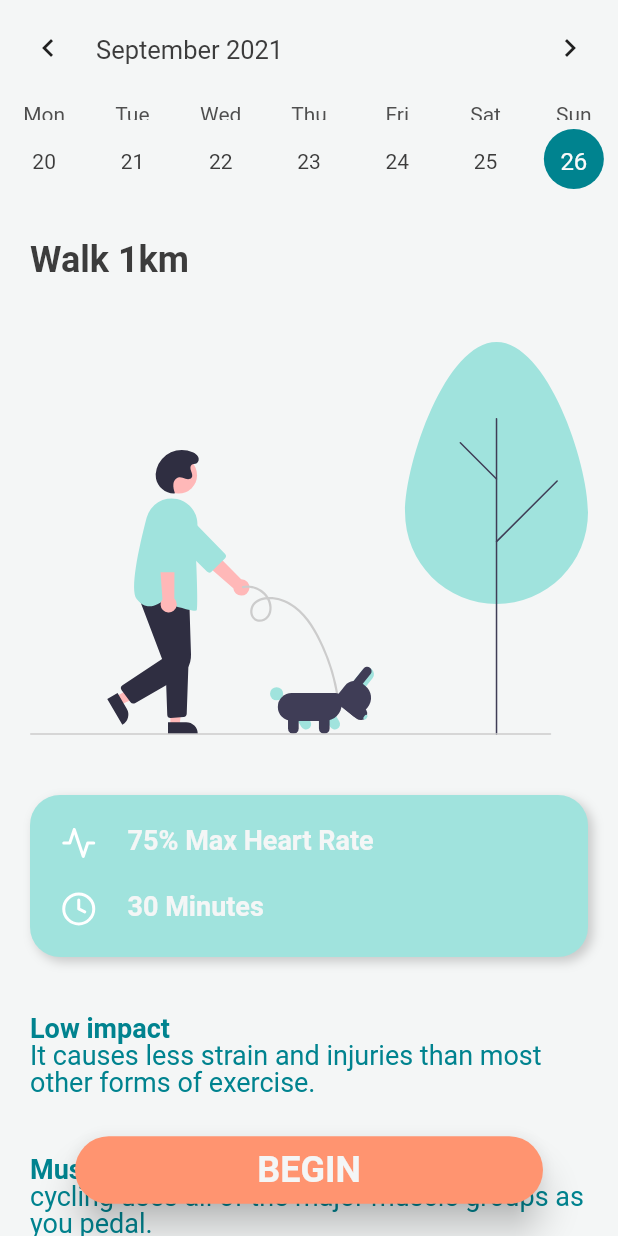
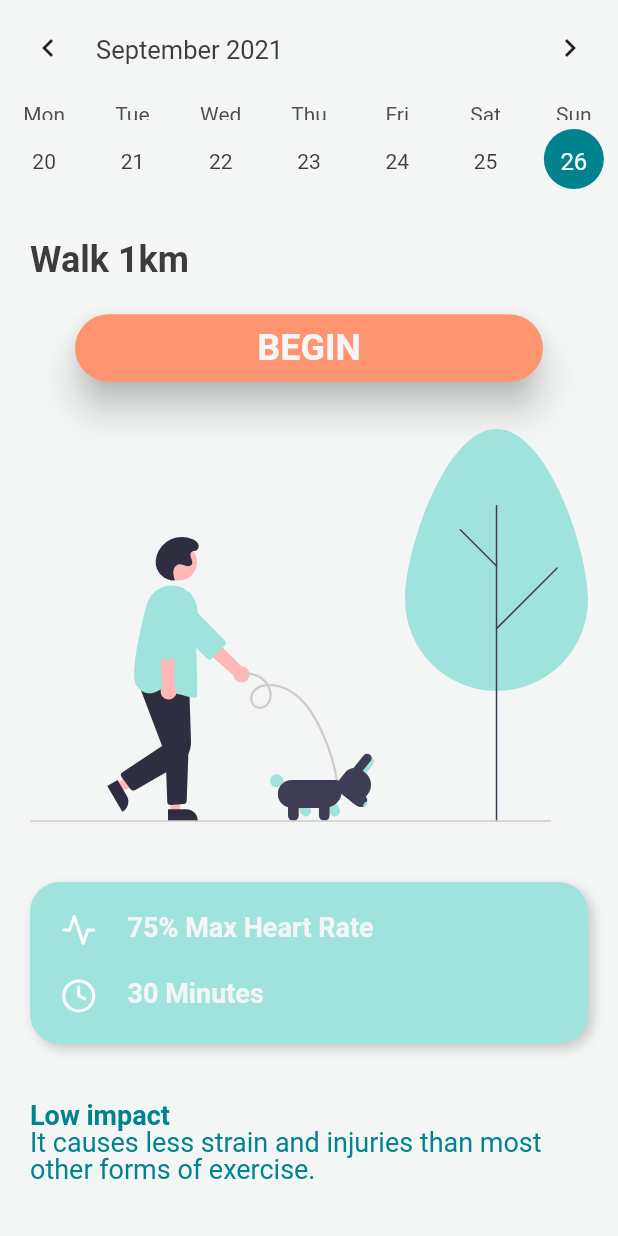
Before and after one commit to lemonfrance/fitness_mobile_app, a Flutter app: the ExercisePlan screen opened directly, on a phone screen of 412 x 824 dp. Run offline on Flutter 3.47's test engine with Material 2 defaults, Android fonts, the phone set to English and light mode, and no system bars; drawn by our look-alikes of table_calendar; our stand-ins replace circular_countdown_timer, cloud_firestore, firebase_auth, firebase_core, flutter_spinkit, flutter_svg and 3 more; missing offline and left inert: flutter_vibrate, flutter_web_auth; accounts and stored records are empty; Roboto replaces fonts that are missing (Sohne-Buch).

Commit message:
Post workout page

```diff
--- a/lib/pages/authenticate/register.dart
+++ b/lib/pages/authenticate/register.dart
@@ -29,7 +29,10 @@ class _RegisterState extends State<Register> {
         ? Loading()
         : Scaffold(
             backgroundColor: Colours.white,
-            body: Container(
+            body: SingleChildScrollView(
+              reverse: true,
+              child: Container(
+                height: MediaQuery.of(context).size.height,
                 padding: EdgeInsets.symmetric(vertical: 20.0, horizontal: 30.0),
                 child: Form(
                   key: _formKey,
@@ -118,6 +121,7 @@ class _RegisterState extends State<Register> {
                   ),
                 ),
               ),
+            ),
           );
   }
 }
--- a/lib/pages/weekPlan.dart
+++ b/lib/pages/weekPlan.dart
@@ -137,9 +137,7 @@ class _ExercisePlanState extends State<ExercisePlan> {
 
     return Scaffold(
       backgroundColor: AppTheme.theme.backgroundColor,
-      body: Stack(
-        children: [
-          ListView(
+      body: ListView(
         children: [
           weekCalendar(),
           // This might need to change since they can click on the dates.
@@ -151,6 +149,29 @@ class _ExercisePlanState extends State<ExercisePlan> {
                   style: TextStyle(fontWeight: FontWeight.bold, color: Colours.black, fontSize: 24)),
             ),
             // This might need to change since they can click on the dates.
+          ),
+          Padding(
+            padding: EdgeInsets.only(bottom: 10, left: 50, right: 50),
+            child: ElevatedButton(
+              onPressed: () async {
+                // Line doenst work
+                //final value = await DatabaseService(uid: 'qln9sdoy6DOfJRxOVTO3HJ5AprA3').getExercise(_weekID);
+                elapsedTime = exerciseMode ? elapsedTime : 0;
+                exerciseMode = true;
+                Navigator.push(
+                  context,
+                  MaterialPageRoute(builder: (context) => Tracker('Timer', totalTime, elapsedTime)),
+                );
+              },
+              child: Text(exerciseMode ? "TIMER" : "BEGIN", style: TextStyle(fontWeight: FontWeight.bold, color: Colours.white, fontSize: 24)),
+              style: ElevatedButton.styleFrom(
+                primary: Colours.highlight,
+                onPrimary: Colours.white,
+                minimumSize: Size(width - 100, 45),
+                shape: StadiumBorder(),
+                elevation: 10,
+              ),
+            ),
           ),
           Padding(
             padding: EdgeInsets.all(20),
@@ -178,35 +199,7 @@ class _ExercisePlanState extends State<ExercisePlan> {
             "Strength and stamina",
             "cycling increases stamina, strength and aerobic fitness.",
           ),
-              Container(height: 80)
-            ],
-          ),
-          Align(
-            alignment: Alignment.bottomCenter,
-            child: Padding(
-              padding: EdgeInsets.only(bottom: 20),
-              child: ElevatedButton(
-                onPressed: () async {
-                  // Line doenst work
-                  //final value = await DatabaseService(uid: 'qln9sdoy6DOfJRxOVTO3HJ5AprA3').getExercise(_weekID);
-                  elapsedTime = exerciseMode ? elapsedTime : 0;
-                  exerciseMode = true;
-                  Navigator.push(
-                    context,
-                    MaterialPageRoute(builder: (context) => Tracker('Timer', totalTime, elapsedTime)),
-                  );
-                },
-                child: Text(exerciseMode ? "TIMER" : "BEGIN", style: TextStyle(fontWeight: FontWeight.bold, color: Colours.white, fontSize: 24)),
-                style: ElevatedButton.styleFrom(
-                  primary: Colours.highlight,
-                  onPrimary: Colours.white,
-                  minimumSize: Size(width - 100, 45),
-                  shape: StadiumBorder(),
-                  elevation: 10,
-                ),
-              ),
-            ),
-          ),
+          Container(height: 20)
         ],
       ),
     );
```
Also changed, not shown: lib/pages/postExercise.dart (+51 -4 lines). Lines whose indentation alone changed are shown as unchanged.
